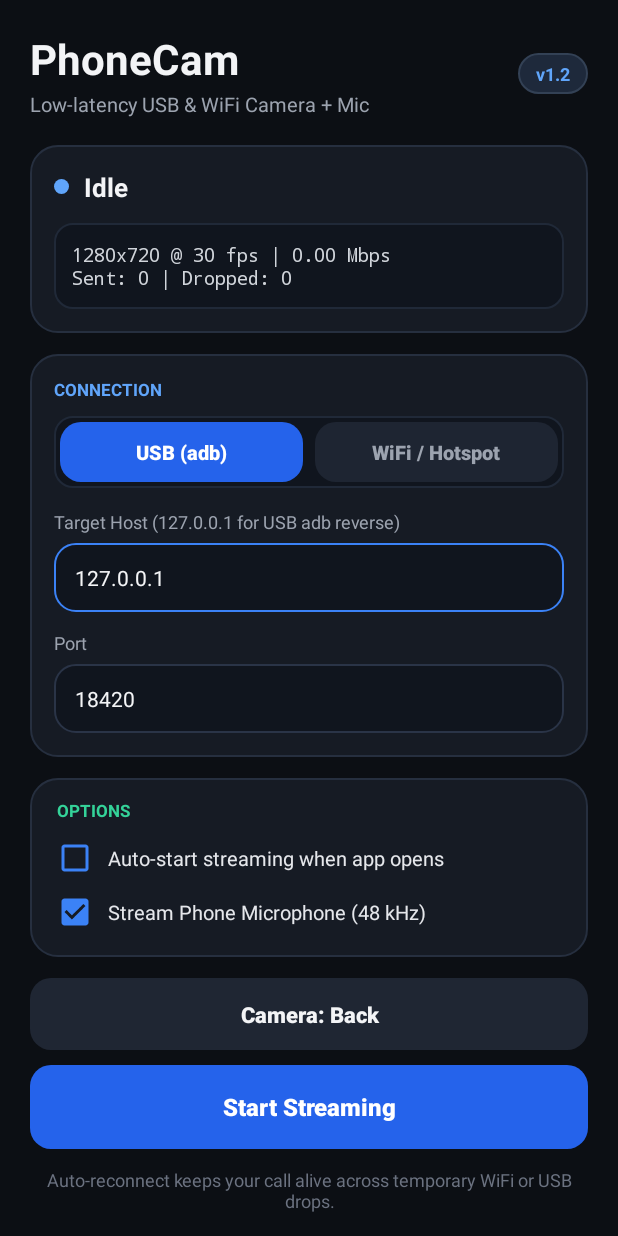
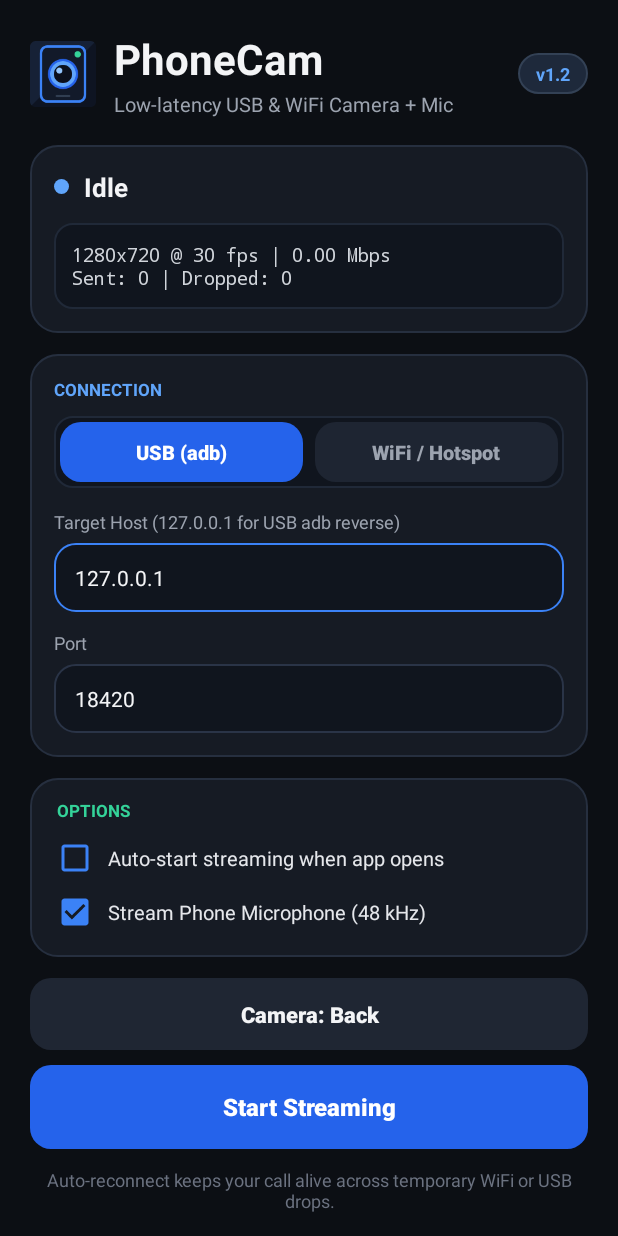
Before and after one commit to NithinMJose/phonecam, an Android app: the screen it shows after launch (MainActivity), on a phone screen of 412 x 824 dp. Run offline under Robolectric (Android 15) with nearby library versions, the phone set to English and light mode, and no system bars.

Commit message:
feat(icons): add matching PhoneCam.ico and Android adaptive launcher icons (v1.2.1)

```diff
--- a/android/app/build.gradle.kts
+++ b/android/app/build.gradle.kts
@@ -19,8 +19,8 @@ android {
         applicationId = "com.phonecam"
         minSdk = 30
         targetSdk = 36
-        versionCode = 3
-        versionName = "1.2.0"
+        versionCode = 4
+        versionName = "1.2.1"
     }
 
     signingConfigs {
--- a/android/app/src/main/AndroidManifest.xml
+++ b/android/app/src/main/AndroidManifest.xml
@@ -16,6 +16,8 @@
 
     <application
         android:allowBackup="false"
+        android:icon="@mipmap/ic_launcher"
+        android:roundIcon="@mipmap/ic_launcher_round"
         android:label="@string/app_name"
         android:supportsRtl="true"
         android:theme="@style/Theme.PhoneCam">
--- a/android/app/src/main/java/com/phonecam/stream/CameraStreamService.kt
+++ b/android/app/src/main/java/com/phonecam/stream/CameraStreamService.kt
@@ -20,6 +20,7 @@ import android.view.OrientationEventListener
 import androidx.core.app.NotificationCompat
 import androidx.core.content.ContextCompat
 import com.phonecam.MainActivity
+import com.phonecam.R
 import com.phonecam.audio.AudioStreamer
 import com.phonecam.camera.Camera2Controller
 import com.phonecam.camera.VideoEncoder
@@ -172,7 +173,7 @@ class CameraStreamService : Service() {
         return NotificationCompat.Builder(this, CHANNEL_ID)
             .setContentTitle("PhoneCam Active")
             .setContentText(contentText)
-            .setSmallIcon(android.R.drawable.presence_video_online)
+            .setSmallIcon(R.drawable.ic_stat_phonecam)
             .setOngoing(true)
             .setContentIntent(openIntent)
             .addAction(android.R.drawable.ic_media_pause, "Stop", stopIntent)
--- /dev/null
+++ b/android/app/src/main/res/drawable/ic_launcher_background.xml
@@ -0,0 +1,13 @@
+<?xml version="1.0" encoding="utf-8"?>
+<vector xmlns:android="http://schemas.android.com/apk/res/android"
+    android:width="108dp"
+    android:height="108dp"
+    android:viewportWidth="108"
+    android:viewportHeight="108">
+    <path
+        android:fillColor="#0E1422"
+        android:pathData="M0,0h108v108h-108z" />
+    <path
+        android:fillColor="#162136"
+        android:pathData="M0,0 L108,0 L0,108 Z" />
+</vector>
--- /dev/null
+++ b/android/app/src/main/res/drawable/ic_launcher_foreground.xml
@@ -0,0 +1,45 @@
+<?xml version="1.0" encoding="utf-8"?>
+<vector xmlns:android="http://schemas.android.com/apk/res/android"
+    android:width="108dp"
+    android:height="108dp"
+    android:viewportWidth="108"
+    android:viewportHeight="108">
+    <!-- Rounded phone silhouette inside adaptive 108dp safe zone -->
+    <path
+        android:fillColor="#121A2A"
+        android:strokeColor="#3B82F6"
+        android:strokeWidth="2.8"
+        android:pathData="M37,24 L71,24 A7,7 0 0,1 78,31 L78,77 A7,7 0 0,1 71,84 L37,84 A7,7 0 0,1 30,77 L30,31 A7,7 0 0,1 37,24 Z" />
+
+    <!-- Subtle phone bottom bar accent -->
+    <path
+        android:strokeColor="#334155"
+        android:strokeWidth="2.2"
+        android:strokeLineCap="round"
+        android:pathData="M47,78 L61,78" />
+
+    <!-- Outer camera lens ring -->
+    <path
+        android:fillColor="#2563EB"
+        android:pathData="M54,37.5 A16.5,16.5 0 1,0 54,70.5 A16.5,16.5 0 1,0 54,37.5 Z" />
+
+    <!-- Inner bright lens bevel -->
+    <path
+        android:fillColor="#60A5FA"
+        android:pathData="M54,40 A14,14 0 1,0 54,68 A14,14 0 1,0 54,40 Z" />
+
+    <!-- Deep sapphire iris -->
+    <path
+        android:fillColor="#0B101C"
+        android:pathData="M54,44 A10,10 0 1,0 54,64 A10,10 0 1,0 54,44 Z" />
+
+    <!-- Specular lens reflection -->
+    <path
+        android:fillColor="#93C5FD"
+        android:pathData="M50,47 A3.3,3.3 0 1,0 50,53.6 A3.3,3.3 0 1,0 50,47 Z" />
+
+    <!-- Live emerald recording dot -->
+    <path
+        android:fillColor="#34D399"
+        android:pathData="M70,29 A3.5,3.5 0 1,0 70,36 A3.5,3.5 0 1,0 70,29 Z" />
+</vector>
--- /dev/null
+++ b/android/app/src/main/res/drawable/ic_stat_phonecam.xml
@@ -0,0 +1,10 @@
+<?xml version="1.0" encoding="utf-8"?>
+<vector xmlns:android="http://schemas.android.com/apk/res/android"
+    android:width="24dp"
+    android:height="24dp"
+    android:viewportWidth="24"
+    android:viewportHeight="24">
+    <path
+        android:fillColor="#FFFFFF"
+        android:pathData="M17,10.5V7c0,-0.55 -0.45,-1 -1,-1H4c-0.55,0 -1,0.45 -1,1v10c0,0.55 0.45,1 1,1h12c0.55,0 1,-0.45 1,-1v-3.5l4,4v-11l-4,4z" />
+</vector>
--- a/android/app/src/main/res/layout/activity_main.xml
+++ b/android/app/src/main/res/layout/activity_main.xml
@@ -19,6 +19,13 @@
         android:layout_height="wrap_content"
         android:gravity="center_vertical"
         android:orientation="horizontal">
+
+        <ImageView
+            android:layout_width="44dp"
+            android:layout_height="44dp"
+            android:layout_marginEnd="12dp"
+            android:contentDescription="PhoneCam icon"
+            android:src="@mipmap/ic_launcher" />
 
         <LinearLayout
             android:layout_width="0dp"
--- /dev/null
+++ b/android/app/src/main/res/mipmap-anydpi-v26/ic_launcher.xml
@@ -0,0 +1,6 @@
+<?xml version="1.0" encoding="utf-8"?>
+<adaptive-icon xmlns:android="http://schemas.android.com/apk/res/android">
+    <background android:drawable="@drawable/ic_launcher_background" />
+    <foreground android:drawable="@drawable/ic_launcher_foreground" />
+    <monochrome android:drawable="@drawable/ic_stat_phonecam" />
+</adaptive-icon>
--- /dev/null
+++ b/android/app/src/main/res/mipmap-anydpi-v26/ic_launcher_round.xml
@@ -0,0 +1,6 @@
+<?xml version="1.0" encoding="utf-8"?>
+<adaptive-icon xmlns:android="http://schemas.android.com/apk/res/android">
+    <background android:drawable="@drawable/ic_launcher_background" />
+    <foreground android:drawable="@drawable/ic_launcher_foreground" />
+    <monochrome android:drawable="@drawable/ic_stat_phonecam" />
+</adaptive-icon>
```
Also changed, not shown: 5 other files.
